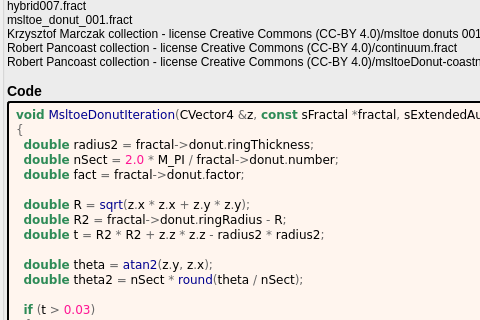
First picture: the form in mandelbulber2/formula/ui/fractal_msltoe_donut.ui, repository buddhi1980/mandelbulber2, before the edit; both pictures show x 0 to 480 and y 199 to 519 of the 754 by 953 pixel window.
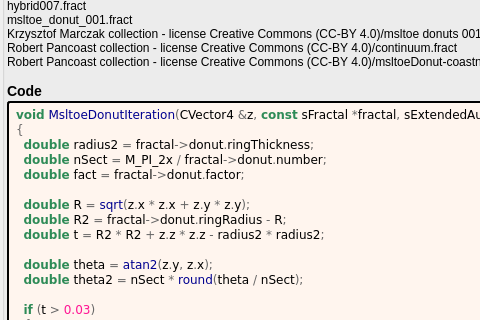
Second picture: the form after the edit. Custom widgets are drawn as their Qt base class.

Diff of the .ui file:
```diff
--- a/mandelbulber2/formula/ui/fractal_msltoe_donut.ui
+++ b/mandelbulber2/formula/ui/fractal_msltoe_donut.ui
@@ -310,7 +310,7 @@
 &lt;pre style=&quot;color:#000000; background-color:#fff5ee;  font-family:'Courier New',monospace;&quot;&gt;&lt;span style=&quot;color:#2e8b57; font-weight:bold&quot;&gt;void&lt;/span&gt; &lt;span style=&quot;color:#00008f&quot;&gt;MsltoeDonutIteration&lt;/span&gt;&lt;span style=&quot;color:#676767&quot;&gt;(&lt;/span&gt;CVector4 &lt;span style=&quot;color:#676767&quot;&gt;&amp;amp;&lt;/span&gt;z&lt;span style=&quot;color:#676767&quot;&gt;,&lt;/span&gt; &lt;span style=&quot;color:#2e8b57; font-weight:bold&quot;&gt;const&lt;/span&gt; sFractal &lt;span style=&quot;color:#676767&quot;&gt;*&lt;/span&gt;fractal&lt;span style=&quot;color:#676767&quot;&gt;,&lt;/span&gt; sExtendedAux &lt;span style=&quot;color:#676767&quot;&gt;&amp;amp;&lt;/span&gt;aux&lt;span style=&quot;color:#676767&quot;&gt;)&lt;/span&gt;
 &lt;span style=&quot;color:#676767&quot;&gt;{&lt;/span&gt;
   &lt;span style=&quot;color:#2e8b57; font-weight:bold&quot;&gt;double&lt;/span&gt; radius2 &lt;span style=&quot;color:#676767&quot;&gt;=&lt;/span&gt; fractal&lt;span style=&quot;color:#676767&quot;&gt;-&amp;gt;&lt;/span&gt;donut&lt;span style=&quot;color:#676767&quot;&gt;.&lt;/span&gt;ringThickness&lt;span style=&quot;color:#676767&quot;&gt;;&lt;/span&gt;
-  &lt;span style=&quot;color:#2e8b57; font-weight:bold&quot;&gt;double&lt;/span&gt; nSect &lt;span style=&quot;color:#676767&quot;&gt;=&lt;/span&gt; &lt;span style=&quot;color:#ff1493&quot;&gt;2.0&lt;/span&gt; &lt;span style=&quot;color:#676767&quot;&gt;*&lt;/span&gt; M_PI &lt;span style=&quot;color:#676767&quot;&gt;/&lt;/span&gt; fractal&lt;span style=&quot;color:#676767&quot;&gt;-&amp;gt;&lt;/span&gt;donut&lt;span style=&quot;color:#676767&quot;&gt;.&lt;/span&gt;number&lt;span style=&quot;color:#676767&quot;&gt;;&lt;/span&gt;
+  &lt;span style=&quot;color:#2e8b57; font-weight:bold&quot;&gt;double&lt;/span&gt; nSect &lt;span style=&quot;color:#676767&quot;&gt;=&lt;/span&gt; M_PI_2x &lt;span style=&quot;color:#676767&quot;&gt;/&lt;/span&gt; fractal&lt;span style=&quot;color:#676767&quot;&gt;-&amp;gt;&lt;/span&gt;donut&lt;span style=&quot;color:#676767&quot;&gt;.&lt;/span&gt;number&lt;span style=&quot;color:#676767&quot;&gt;;&lt;/span&gt;
   &lt;span style=&quot;color:#2e8b57; font-weight:bold&quot;&gt;double&lt;/span&gt; fact &lt;span style=&quot;color:#676767&quot;&gt;=&lt;/span&gt; fractal&lt;span style=&quot;color:#676767&quot;&gt;-&amp;gt;&lt;/span&gt;donut&lt;span style=&quot;color:#676767&quot;&gt;.&lt;/span&gt;factor&lt;span style=&quot;color:#676767&quot;&gt;;&lt;/span&gt;
 
   &lt;span style=&quot;color:#2e8b57; font-weight:bold&quot;&gt;double&lt;/span&gt; R &lt;span style=&quot;color:#676767&quot;&gt;=&lt;/span&gt; &lt;span style=&quot;color:#00008f&quot;&gt;sqrt&lt;/span&gt;&lt;span style=&quot;color:#676767&quot;&gt;(&lt;/span&gt;z&lt;span style=&quot;color:#676767&quot;&gt;.&lt;/span&gt;x &lt;span style=&quot;color:#676767&quot;&gt;*&lt;/span&gt; z&lt;span style=&quot;color:#676767&quot;&gt;.&lt;/span&gt;x &lt;span style=&quot;color:#676767&quot;&gt;+&lt;/span&gt; z&lt;span style=&quot;color:#676767&quot;&gt;.&lt;/span&gt;y &lt;span style=&quot;color:#676767&quot;&gt;*&lt;/span&gt; z&lt;span style=&quot;color:#676767&quot;&gt;.&lt;/span&gt;y&lt;span style=&quot;color:#676767&quot;&gt;);&lt;/span&gt;
```
